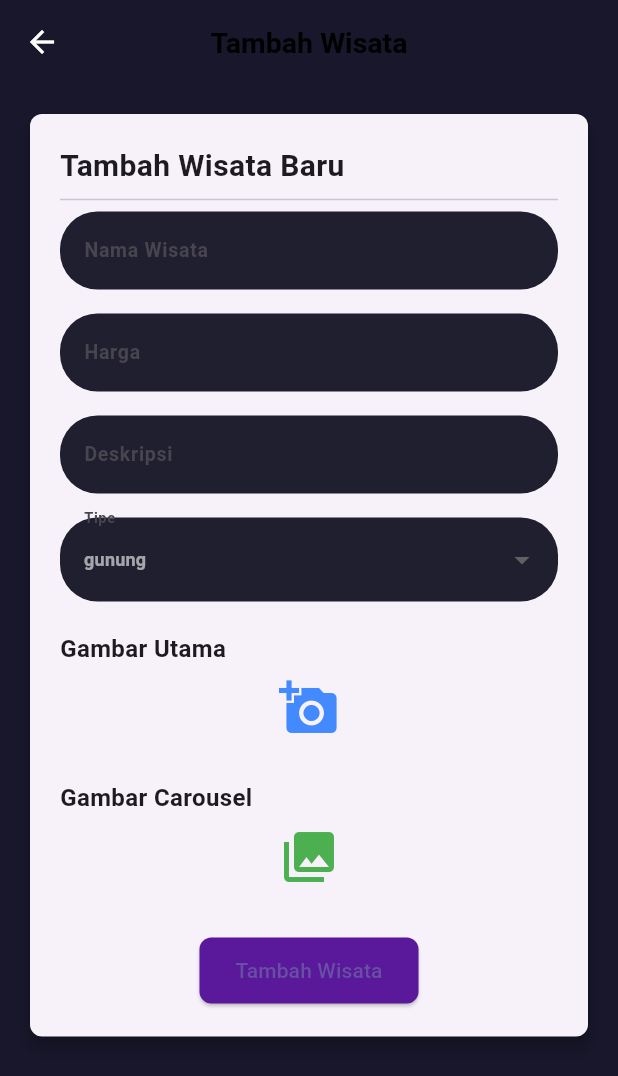
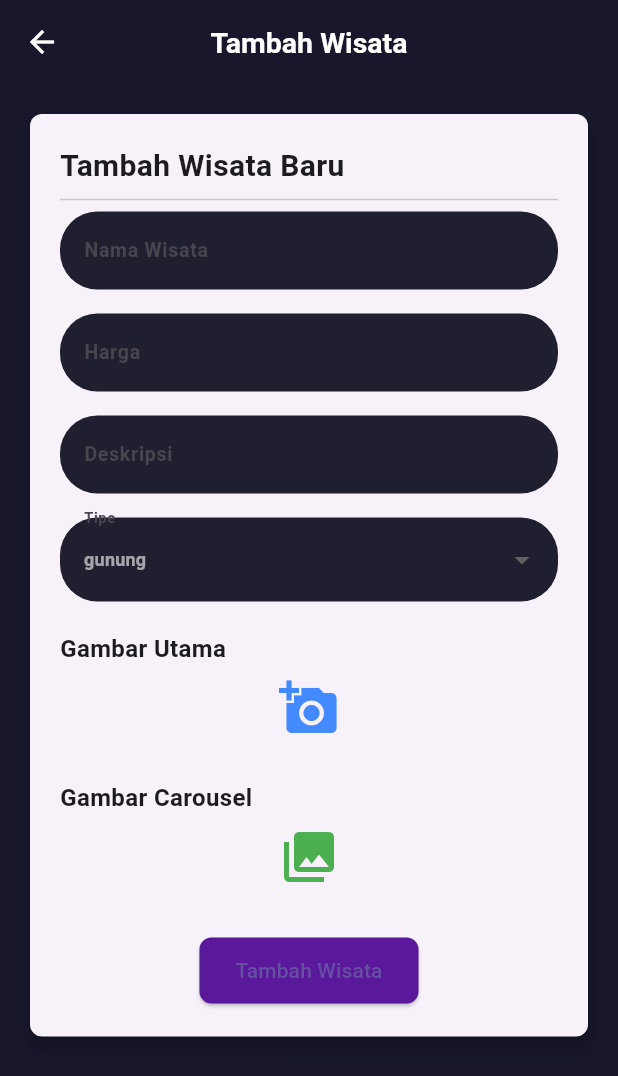
Before and after one commit to abdfqh27/Travelnest, a Flutter app: the DaftarWisataScreen screen opened directly, after a tap on the "add" icon, on a phone screen of 412 x 824 dp. Shown: the top 1076 px of the screen. Run offline on Flutter 3.47's test engine with Material 3 defaults, Android fonts, the light colour scheme and no system bars; our stand-ins replace animated_splash_screen, badges, cloud_firestore, equatable, firebase_auth, firebase_core and 8 more; accounts and stored records are empty.

Commit message:
Update tampilan UI

```diff
--- a/lib/src/presentation/screen/admin/daftar_wisata.dart
+++ b/lib/src/presentation/screen/admin/daftar_wisata.dart
@@ -15,9 +15,9 @@ class DaftarWisataScreen extends StatelessWidget {
 
     return Scaffold(
       appBar: AppBar(
-        title: const Text(
+        title: Text(
           "Daftar Wisata",
-          style: TextStyle(color: LightThemeColor.accent),
+          style: Theme.of(context).textTheme.displayMedium,
         ),
         actions: [
           IconButton(
--- a/lib/src/presentation/screen/admin/tambah_wisata_screen.dart
+++ b/lib/src/presentation/screen/admin/tambah_wisata_screen.dart
@@ -43,10 +43,15 @@ class _TambahWisataScreenState extends State<TambahWisataScreen> {
   @override
   Widget build(BuildContext context) {
     final wisataProvider = Provider.of<WisataProvider>(context, listen: false);
-    final categoryProvider = Provider.of<CategoryProvider>(context, listen: false);
+    final categoryProvider =
+        Provider.of<CategoryProvider>(context, listen: false);
 
     return Scaffold(
-      appBar: AppBar(title: const Text("Tambah Wisata")),
+      appBar: AppBar(
+          title: Text(
+        "Tambah Wisata",
+        style: Theme.of(context).textTheme.displayMedium,
+      )),
       body: SingleChildScrollView(
         child: Padding(
           padding: const EdgeInsets.all(16.0),
@@ -64,14 +69,16 @@ class _TambahWisataScreenState extends State<TambahWisataScreen> {
                   children: [
                     const Text(
                       "Tambah Wisata Baru",
-                      style: TextStyle(fontSize: 20, fontWeight: FontWeight.bold),
+                      style:
+                          TextStyle(fontSize: 20, fontWeight: FontWeight.bold),
                     ),
                     const Divider(),
                     TextFormField(
                       decoration: const InputDecoration(
                         labelText: "Nama Wisata",
                         border: OutlineInputBorder(),
-                        contentPadding: EdgeInsets.symmetric(vertical: 16, horizontal: 12),
+                        contentPadding:
+                            EdgeInsets.symmetric(vertical: 16, horizontal: 12),
                       ),
                       onChanged: (value) => name = value,
                       validator: (value) {
@@ -86,7 +93,8 @@ class _TambahWisataScreenState extends State<TambahWisataScreen> {
                       decoration: const InputDecoration(
                         labelText: "Harga",
                         border: OutlineInputBorder(),
-                        contentPadding: EdgeInsets.symmetric(vertical: 16, horizontal: 12),
+                        contentPadding:
+                            EdgeInsets.symmetric(vertical: 16, horizontal: 12),
                       ),
                       keyboardType: TextInputType.number,
                       onChanged: (value) => price = double.tryParse(value) ?? 0,
@@ -105,7 +113,8 @@ class _TambahWisataScreenState extends State<TambahWisataScreen> {
                       decoration: const InputDecoration(
                         labelText: "Deskripsi",
                         border: OutlineInputBorder(),
-                        contentPadding: EdgeInsets.symmetric(vertical: 16, horizontal: 12),
+                        contentPadding:
+                            EdgeInsets.symmetric(vertical: 16, horizontal: 12),
                       ),
                       onChanged: (value) => description = value,
                       validator: (value) {
@@ -120,7 +129,8 @@ class _TambahWisataScreenState extends State<TambahWisataScreen> {
                       decoration: const InputDecoration(
                         labelText: "Tipe",
                         border: OutlineInputBorder(),
-                        contentPadding: EdgeInsets.symmetric(vertical: 16, horizontal: 12),
+                        contentPadding:
+                            EdgeInsets.symmetric(vertical: 16, horizontal: 12),
                       ),
                       value: type,
                       items: WisataType.values.map((WisataType type) {
@@ -138,11 +148,13 @@ class _TambahWisataScreenState extends State<TambahWisataScreen> {
                     const SizedBox(height: 20),
                     const Text(
                       "Gambar Utama",
-                      style: TextStyle(fontSize: 16, fontWeight: FontWeight.bold),
+                      style:
+                          TextStyle(fontSize: 16, fontWeight: FontWeight.bold),
                     ),
                     Center(
                       child: IconButton(
-                        icon: const Icon(Icons.add_a_photo, size: 40, color: Colors.blueAccent),
+                        icon: const Icon(Icons.add_a_photo,
+                            size: 40, color: Colors.blueAccent),
                         onPressed: _pickMainImage,
                         tooltip: 'Pilih Gambar Utama',
                       ),
@@ -163,11 +175,13 @@ class _TambahWisataScreenState extends State<TambahWisataScreen> {
                     const SizedBox(height: 20),
                     const Text(
                       "Gambar Carousel",
-                      style: TextStyle(fontSize: 16, fontWeight: FontWeight.bold),
+                      style:
+                          TextStyle(fontSize: 16, fontWeight: FontWeight.bold),
                     ),
                     Center(
                       child: IconButton(
-                        icon: const Icon(Icons.collections, size: 40, color: Colors.green),
+                        icon: const Icon(Icons.collections,
+                            size: 40, color: Colors.green),
                         onPressed: _pickCarouselImages,
                         tooltip: 'Pilih Gambar Carousel',
                       ),
@@ -176,7 +190,8 @@ class _TambahWisataScreenState extends State<TambahWisataScreen> {
                       GridView.builder(
                         shrinkWrap: true,
                         physics: const NeverScrollableScrollPhysics(),
-                        gridDelegate: const SliverGridDelegateWithFixedCrossAxisCount(
+                        gridDelegate:
+                            const SliverGridDelegateWithFixedCrossAxisCount(
                           crossAxisCount: 3,
                           mainAxisSpacing: 8,
                           crossAxisSpacing: 8,
@@ -199,7 +214,8 @@ class _TambahWisataScreenState extends State<TambahWisataScreen> {
                     Center(
                       child: ElevatedButton(
                         style: ElevatedButton.styleFrom(
-                          padding: const EdgeInsets.symmetric(horizontal: 24, vertical: 12),
+                          padding: const EdgeInsets.symmetric(
+                              horizontal: 24, vertical: 12),
                           shape: RoundedRectangleBorder(
                             borderRadius: BorderRadius.circular(8),
                           ),
```
Also changed, not shown: lib/core/info_cart.dart (+13 -3 lines), lib/src/presentation/screen/admin/edit_wisata_screen.dart (+17 -7 lines), lib/src/presentation/screen/admin/profile_admin_screen.dart (+7 -3 lines), lib/src/presentation/screen/customer/profile_customer_screen.dart (+8 -4 lines).
